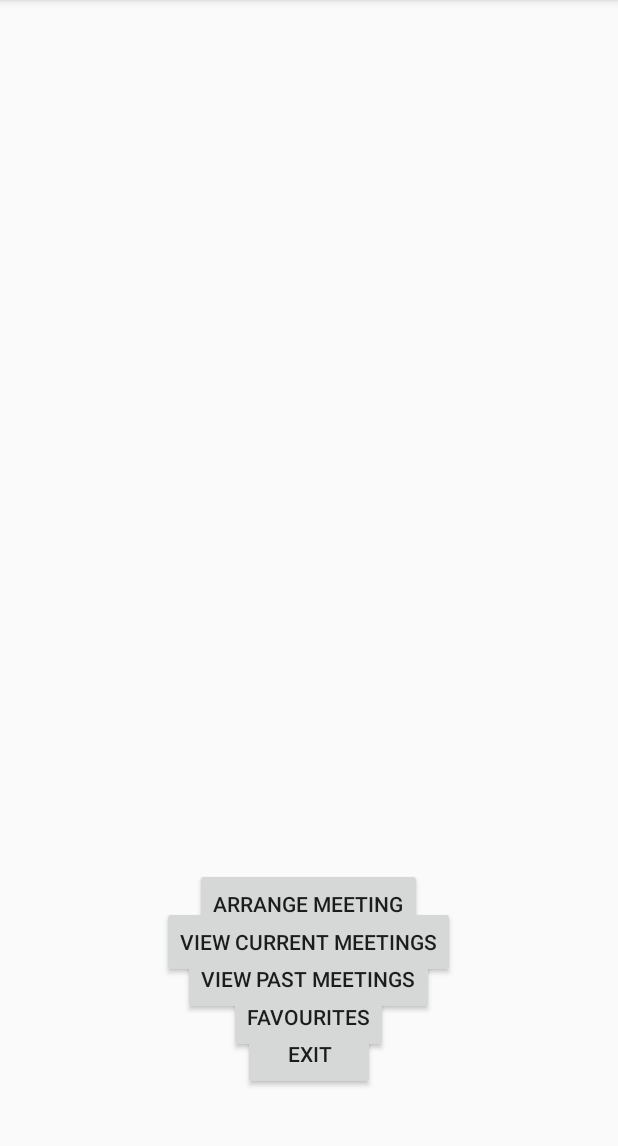
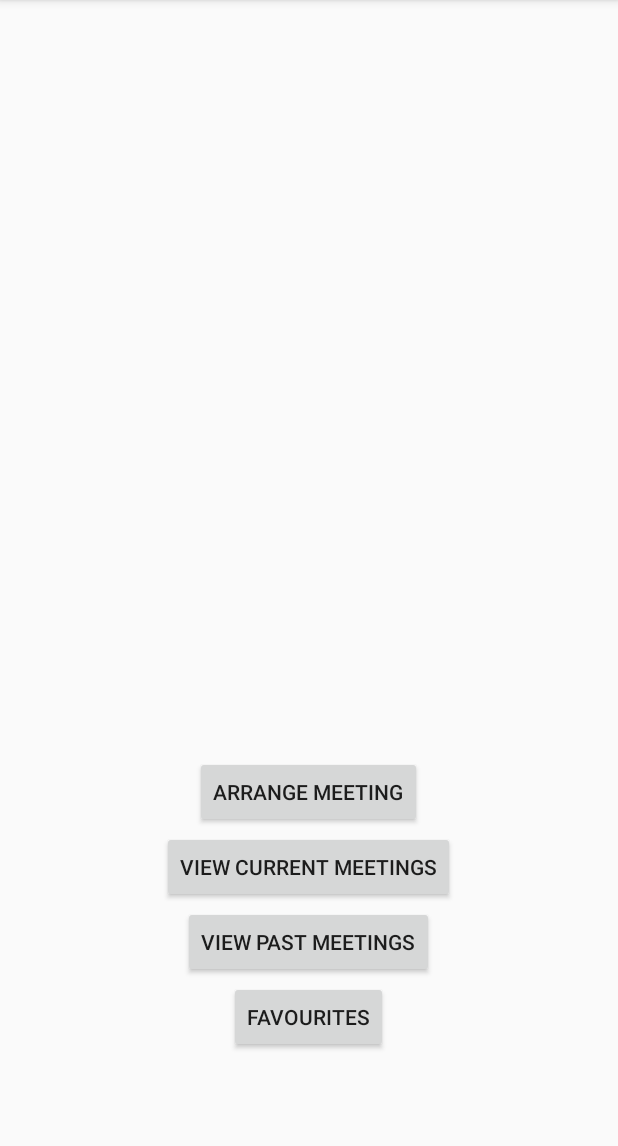
Before and after one commit to Yamsie/MeetingPlanner, an Android app: the screen it shows after launch (Menu), on a phone screen of 412 x 824 dp, the part 84-1230 px from its top. Run offline under Robolectric (Android 15) with nearby library versions, the phone set to English and light mode, and no system bars.

```diff
--- a/app/src/main/java/com/example/james/meetingplanner/Menu.java
+++ b/app/src/main/java/com/example/james/meetingplanner/Menu.java
@@ -42,11 +42,6 @@ public class Menu extends AppCompatActivity {
                 Intent favintent = new Intent(this, Favourites.class);
                 startActivity(favintent);
                 break;
-
-            case R.id.exit:
-                Intent exitintent = new Intent(this, ArrangeMeeting.class);
-                startActivity(exitintent);
-                break;
         }
     }
 }
--- a/app/src/main/res/layout/content_menu.xml
+++ b/app/src/main/res/layout/content_menu.xml
@@ -20,7 +20,7 @@
         android:onClick="onClick"
         android:layout_alignParentBottom="true"
         android:layout_centerHorizontal="true"
-        android:layout_marginBottom="125dp" />
+        android:layout_marginBottom="200dp" />
     <Button
         android:layout_width="wrap_content"
         android:layout_height="wrap_content"
@@ -29,7 +29,7 @@
         android:onClick="onClick"
         android:layout_alignParentBottom="true"
         android:layout_centerHorizontal="true"
-        android:layout_marginBottom="100dp" />
+        android:layout_marginBottom="150dp" />
     <Button
         android:layout_width="wrap_content"
         android:layout_height="wrap_content"
@@ -38,7 +38,7 @@
         android:onClick="onClick"
         android:layout_alignParentBottom="true"
         android:layout_centerHorizontal="true"
-        android:layout_marginBottom="75dp" />
+        android:layout_marginBottom="100dp" />
     <Button
         android:layout_width="wrap_content"
         android:layout_height="wrap_content"
@@ -48,14 +48,5 @@
         android:layout_alignParentBottom="true"
         android:layout_centerHorizontal="true"
         android:layout_marginBottom="50dp" />
-    <Button
-        android:layout_width="wrap_content"
-        android:layout_height="wrap_content"
-        android:text="Exit"
-        android:id="@+id/exit"
-        android:onClick="onClick"
-        android:layout_alignParentBottom="true"
-        android:layout_centerHorizontal="true"
-        android:layout_marginBottom="25dp" />
 
 </RelativeLayout>
```
Also changed, not shown: app/src/main/java/com/example/james/meetingplanner/ArrangeMeeting.java (+30 -12 lines).
